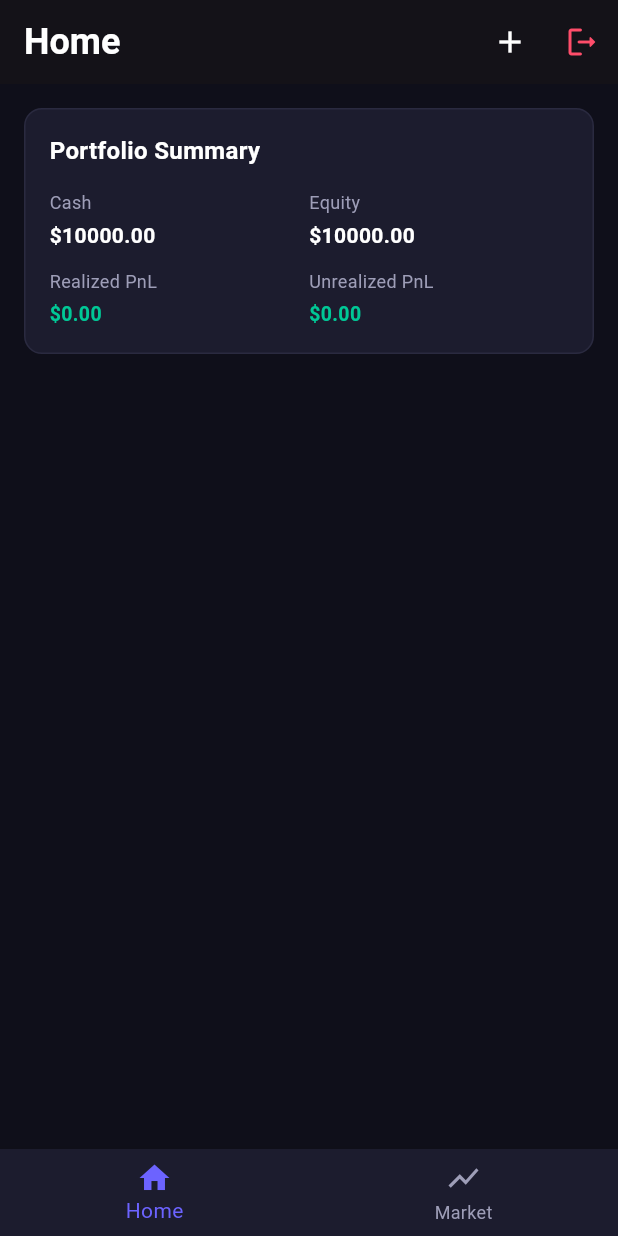
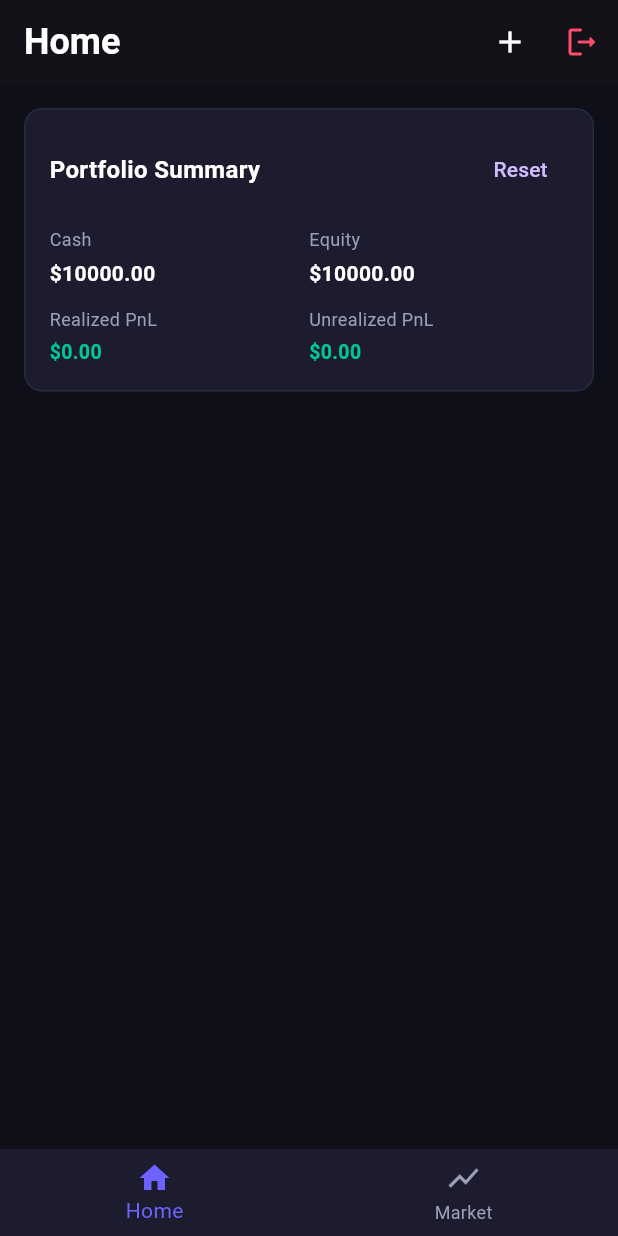
Before and after one commit to dalayhoailinh/portfolio_tracker, a Flutter app: the HomePage screen opened by its route, on a phone screen of 412 x 824 dp. Run offline on Flutter 3.47's test engine with Material 3 defaults, Android fonts, the phone set to English and light mode, and no system bars; our stand-ins replace flutter_riverpod, freezed_annotation, go_router, shared_preferences; accounts and stored records are empty.

Commit message:
feat: add reset portfolio and reset market actions

```diff
--- a/lib/features/market/presentation/widgets/stock_tile.dart
+++ b/lib/features/market/presentation/widgets/stock_tile.dart
@@ -11,7 +11,7 @@ class StockTile extends StatelessWidget {
 
   @override
   Widget build(BuildContext context) {
-    final isPositive = stock.changePercent >= 0;
+    final isPositive = stock.changePercent > 0;
     final prefix = isPositive ? '+' : '';
 
     return Container(
--- a/lib/features/portfolio/presentation/pages/home_page.dart
+++ b/lib/features/portfolio/presentation/pages/home_page.dart
@@ -41,7 +41,12 @@ class HomePage extends ConsumerWidget {
         child: ListView(
           padding: const EdgeInsets.all(16),
           children: [
-            PortfolioSummaryCard(portfolioState: portfolioState),
+            PortfolioSummaryCard(
+              portfolioState: portfolioState,
+              onPressed: () {
+                ref.read(portfolioProvider.notifier).resetPortfolio();
+              },
+            ),
             const SizedBox(height: 20),
           ],
         ),
--- a/lib/features/portfolio/presentation/widgets/portfolio_summary_card.dart
+++ b/lib/features/portfolio/presentation/widgets/portfolio_summary_card.dart
@@ -7,7 +7,12 @@ import 'summary_item.dart';
 
 class PortfolioSummaryCard extends StatelessWidget {
   final PortfolioState portfolioState;
-  const PortfolioSummaryCard({super.key, required this.portfolioState});
+  final VoidCallback? onPressed;
+  const PortfolioSummaryCard({
+    super.key,
+    required this.portfolioState,
+    this.onPressed,
+  });
 
   @override
   Widget build(BuildContext context) {
@@ -21,7 +26,13 @@ class PortfolioSummaryCard extends StatelessWidget {
       child: Column(
         crossAxisAlignment: CrossAxisAlignment.start,
         children: [
-          const Text('Portfolio Summary', style: AppTextStyles.titleMedium),
+          Row(
+            mainAxisAlignment: MainAxisAlignment.spaceBetween,
+            children: [
+              const Text('Portfolio Summary', style: AppTextStyles.titleMedium),
+              TextButton(onPressed: onPressed, child: Text('Reset')),
+            ],
+          ),
           const SizedBox(height: 14),
           Row(
             children: [
```
Also changed, not shown: lib/features/market/presentation/pages/market_page.dart (+9 -1 lines).
